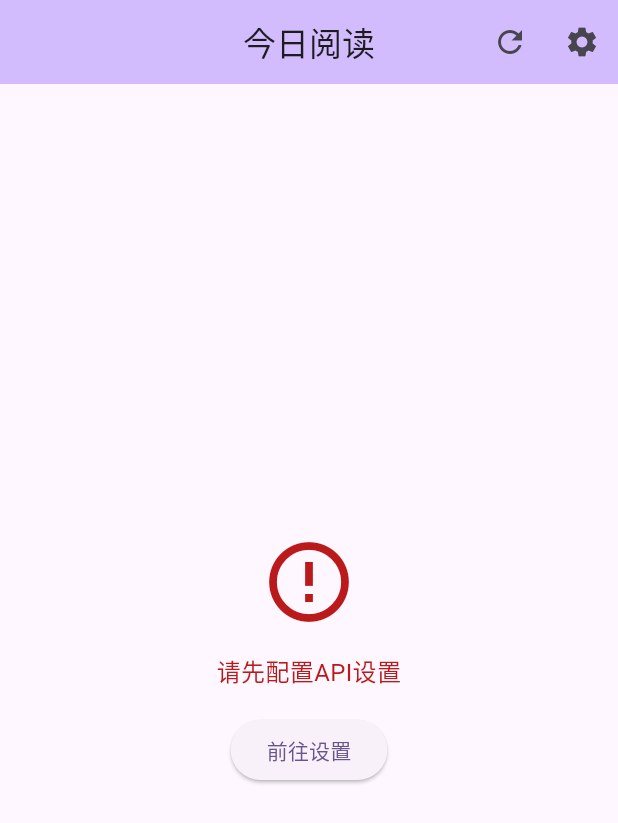
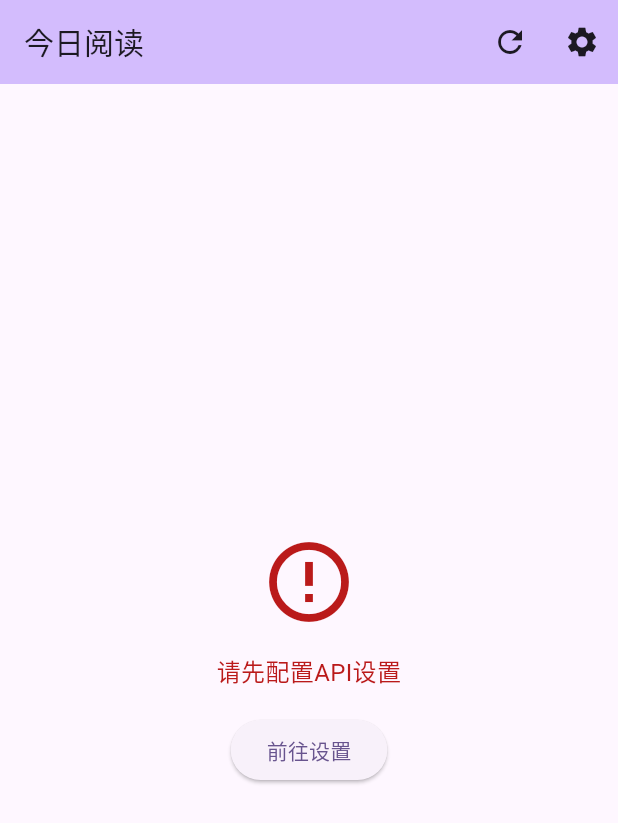
Before and after one commit to shadowfish07/ReadeckAPP, a Flutter app: the screen it shows after launch, on a phone screen of 412 x 824 dp. Shown: the top 823 px of the screen. Run offline on Flutter 3.47's test engine with Material 3 defaults, Android fonts, the phone set to English and light mode, and no system bars; our stand-ins replace shared_preferences.

Commit message:
style(app): 调整 AppBar 样式以符合 Material Design 2 规范
根据项目设计规范文档中的 Material Design 2 标准，修改 AppBar 样式：
- 标题左对齐 (centerTitle: false)
- 添加标题文本样式 (20sp, Medium 字重)
- 设置图标颜色为黑色
- 更新项目文档添加 Material Design 2 设计规范

```diff
--- a/lib/main.dart
+++ b/lib/main.dart
@@ -40,8 +40,16 @@ class _ReadeckAppState extends State<ReadeckApp> {
           brightness: Brightness.light,
         ),
         useMaterial3: true,
-        appBarTheme: const AppBarTheme(
-          centerTitle: true,
+        appBarTheme: AppBarTheme(
+          centerTitle: false,
+          titleTextStyle: TextStyle(
+            fontSize: 20,
+            fontWeight: FontWeight.w500,
+            color: Colors.black87,
+          ),
+          iconTheme: const IconThemeData(
+            color: Colors.black87,
+          ),
         ),
         cardTheme: CardTheme(
           elevation: 2,
```
Also changed, not shown: 1 other file.
